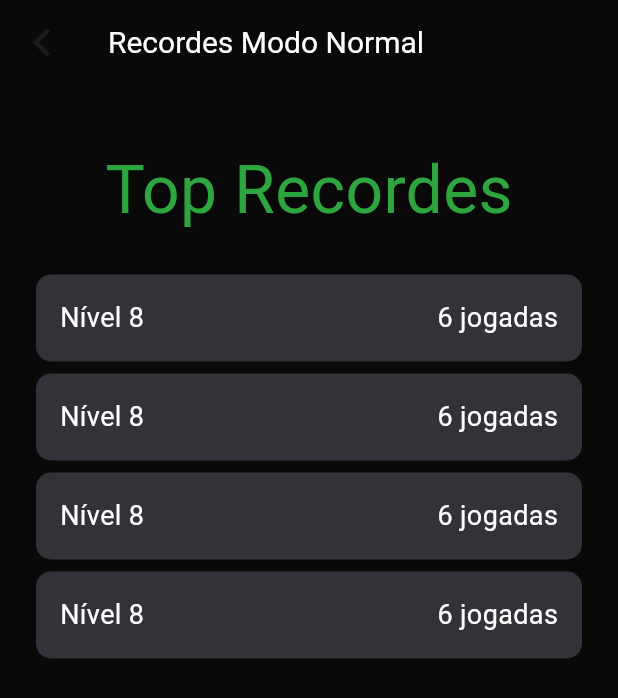
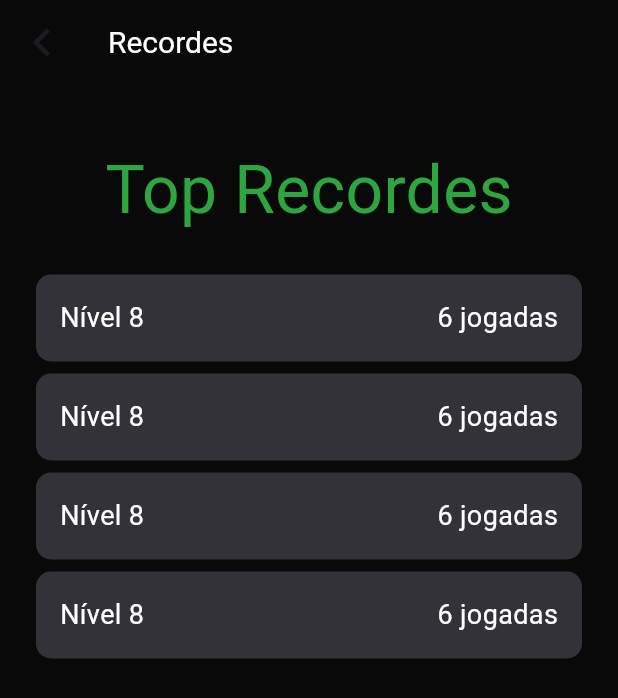
Before and after one commit to M-RaquelCS/Memory_Game, a Flutter app: the screen it shows after launch, after a tap on "Modo Normal", on a phone screen of 412 x 824 dp. Shown: the top 698 px of the screen. Run offline on Flutter 3.47's test engine with Material 3 defaults, Android fonts, the phone set to English and light mode, and no system bars; our stand-ins replace google_fonts; missing offline and left inert: dart:ffi.

Commit message:
change directory to images and change titles

```diff
--- a/lib/home/home_page.dart
+++ b/lib/home/home_page.dart
@@ -133,7 +133,7 @@ class _HomePageState extends State<HomePage> {
                           context,
                           MaterialPageRoute(
                             builder: (context) =>
-                                const RecordPage(title: "Recordes Modo Normal"),
+                                const RecordPage(title: "Recordes"),
                           ));
                     }),
               ],
```
Also changed, not shown: assets/teachres/imagem1.png (renamed from imagens/imagem1.png), assets/teachres/imagem10.png (renamed from imagens/imagem10.png), assets/teachres/imagem11.png (renamed from imagens/imagem11.png), assets/teachres/imagem2.png (renamed from imagens/imagem2.png), assets/teachres/imagem3.png (renamed from imagens/imagem3.png), assets/teachres/imagem4.png (renamed from imagens/imagem4.png), assets/teachres/imagem5.png (renamed from imagens/imagem5.png), assets/teachres/imagem6.png (renamed from imagens/imagem6.png), assets/teachres/imagem7.png (renamed from imagens/imagem7.png), assets/teachres/imagem8.png (renamed from imagens/imagem8.png), assets/teachres/imagem9.png (renamed from imagens/imagem9.png).
